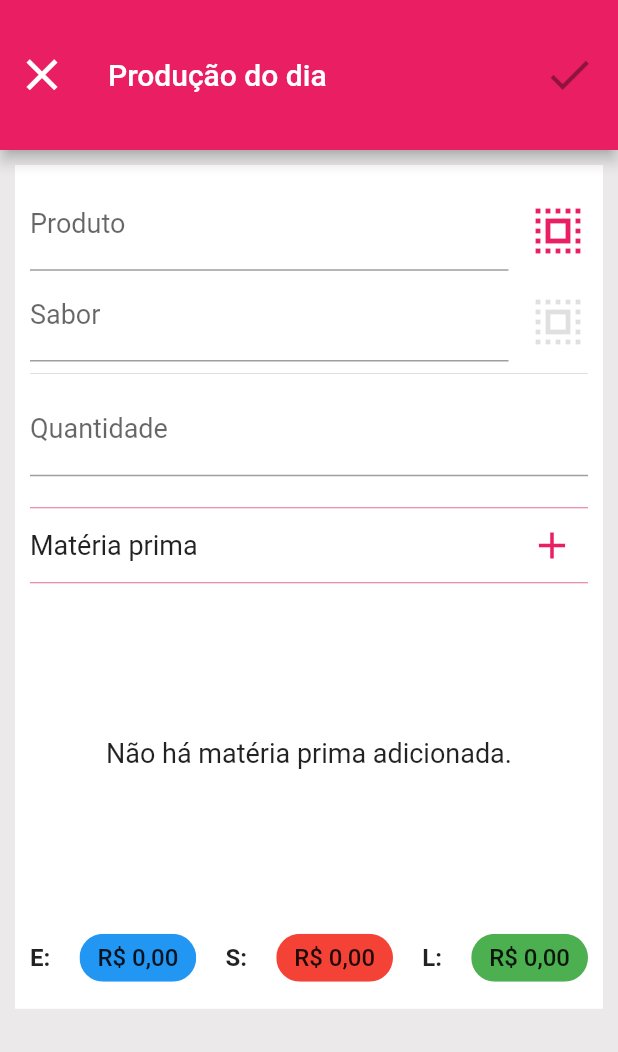
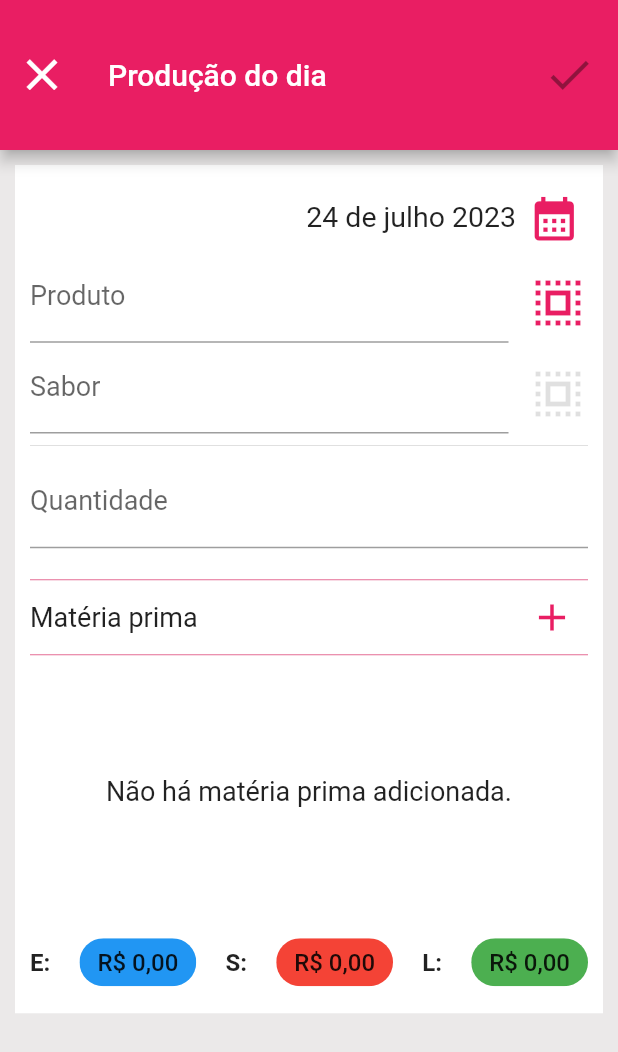
Before and after one commit to Jo-Analyst/app-good-taste, a Flutter app: the ProductionPage screen opened directly, on a phone screen of 412 x 824 dp. Shown: the top 1052 px of the screen. Run offline on Flutter 3.47's test engine with Material 2 defaults, Android fonts, the phone set to English and light mode, and no system bars; our stand-ins replace font_awesome_flutter, sqflite; accounts and stored records are empty.

Commit message:
Implementando o showDatePicker

```diff
--- a/lib/app/pages/production_page.dart
+++ b/lib/app/pages/production_page.dart
@@ -22,6 +22,7 @@ class _ProductionPageState extends State<ProductionPage> {
   final formKey = GlobalKey<FormState>();
   List<Map<String, dynamic>> products = [], feedstocks = [];
   bool productWasSelected = false;
+  DateTime dateSelected = DateTime.now();
 
   // entrada = 0, saida = 0, lucro = 0, quantidade = 0, preço
   double valueEntry = 0, valueLeave = 0, valueProfit = 0, price = 0;
@@ -83,10 +84,13 @@ class _ProductionPageState extends State<ProductionPage> {
       context,
       listen: false,
     );
+
+    print(DateFormat("dd/MM/yyyy").format(dateSelected));
+
     await productionProvider.save({
       "id": productionId,
       "quantity": quantity,
-      "date": DateFormat("dd/MM/yyyy").format(DateTime.now()),
+      "date": DateFormat("dd/MM/yyyy").format(dateSelected),
       "flavor_id": flavorId,
       "price_product": price,
       "value_entry": valueEntry,
@@ -155,6 +159,15 @@ class _ProductionPageState extends State<ProductionPage> {
     });
   }
 
+  showCalendarPicker() {
+    showDatePicker(
+      context: context,
+      initialDate: DateTime.now(),
+      firstDate: DateTime(2023),
+      lastDate: DateTime.now(),
+    ).then((date) => setState(() => dateSelected = date!));
+  }
+
   @override
   Widget build(BuildContext context) {
     return Scaffold(
@@ -205,6 +218,28 @@ class _ProductionPageState extends State<ProductionPage> {
                 Form(
                   child: Column(
                     children: [
+                      Align(
+                        alignment: Alignment.topRight,
+                        child: Row(
+                          crossAxisAlignment: CrossAxisAlignment.center,
+                          mainAxisAlignment: MainAxisAlignment.end,
+                          children: [
+                            Text(
+                              DateFormat("dd 'de' MMMM yyyy", "pt-br")
+                                  .format(dateSelected),
+                              style: const TextStyle(fontSize: 19),
+                            ),
+                            IconButton(
+                              onPressed: () => showCalendarPicker(),
+                              icon: Icon(
+                                Icons.calendar_month_sharp,
+                                color: Theme.of(context).primaryColor,
+                                size: 35,
+                              ),
+                            ),
+                          ],
+                        ),
+                      ),
                       Row(
                         children: [
                           Expanded(
@@ -380,7 +415,7 @@ class _ProductionPageState extends State<ProductionPage> {
                 ),
                 listOfSelectedFeedstocks.isEmpty
                     ? const SizedBox(
-                        height: 225,
+                        height: 180,
                         child: Center(
                           child: Text(
                             "Não há matéria prima adicionada.",
@@ -388,7 +423,7 @@ class _ProductionPageState extends State<ProductionPage> {
                           ),
                         ))
                     : SizedBox(
-                        height: 225,
+                        height: 180,
                         child: ListView.builder(
                           itemCount: listOfSelectedFeedstocks.length,
                           itemBuilder: (context, index) {
--- a/lib/main.dart
+++ b/lib/main.dart
@@ -3,12 +3,14 @@ import 'package:app_good_taste/app/controllers/flavor_controller.dart';
 import 'package:app_good_taste/app/controllers/product_controller.dart';
 import 'package:app_good_taste/app/controllers/production_controller.dart';
 import 'package:flutter/material.dart';
+import 'package:intl/date_symbol_data_local.dart';
 
 import 'app/pages/good_taste_page.dart';
 import 'app/route/routes.dart';
 import 'package:provider/provider.dart';
 
 void main() async {
+  initializeDateFormatting('pt_BR', null);
   runApp(const AppGoodTaste());
 }
 
```
